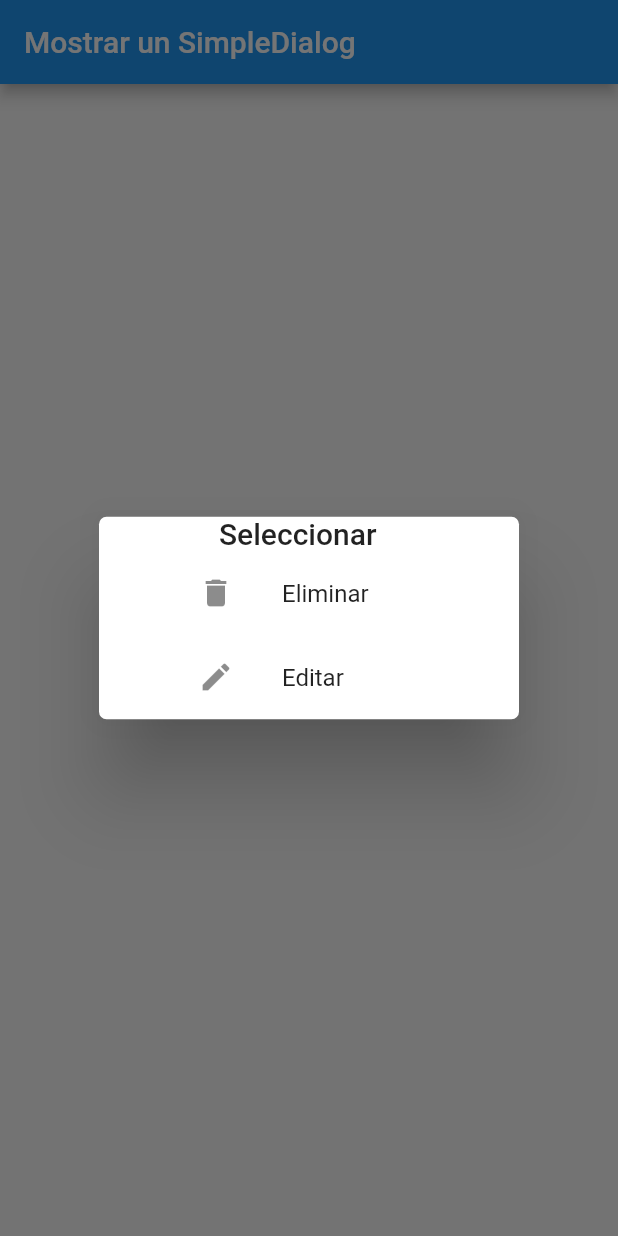
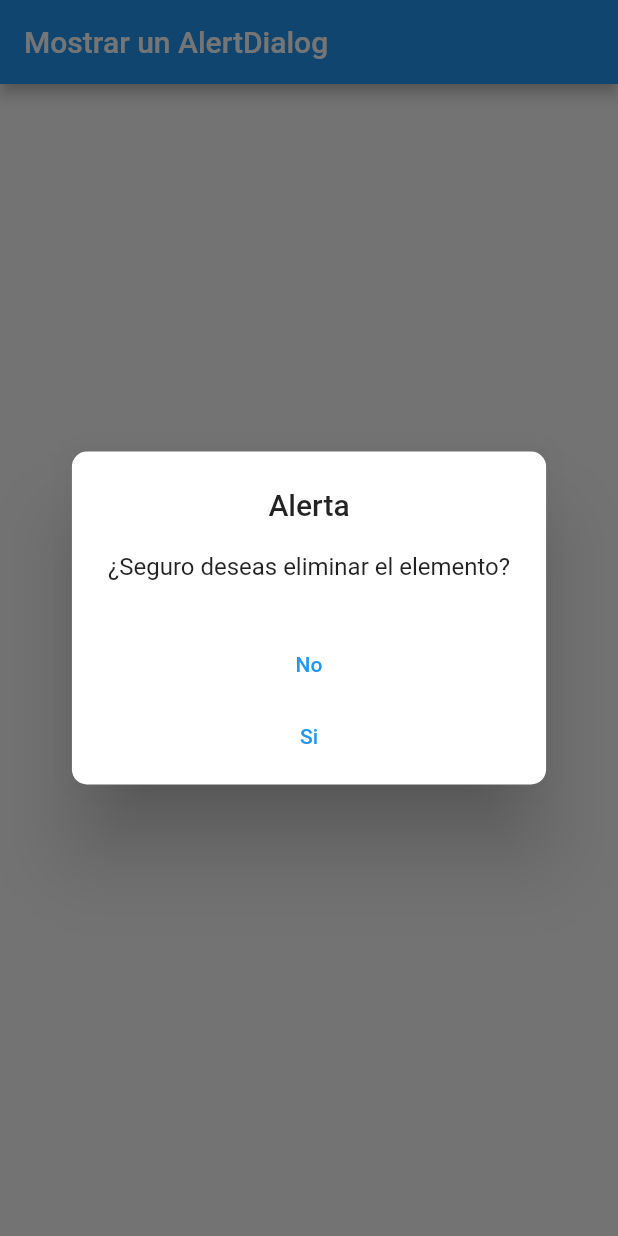
Before and after one commit to soyyjorgito/flutterapp2, a Flutter app: the screen it shows after launch, after a tap on "Mostrar", on a phone screen of 412 x 824 dp. Run offline on Flutter 3.47's test engine with Material 2 defaults, Android fonts, the phone set to English and light mode, and no system bars.

Commit message:
AlertDialog

```diff
--- a/lib/src/screens/my_home_page.dart
+++ b/lib/src/screens/my_home_page.dart
@@ -11,7 +11,7 @@ class MyHomePage extends StatelessWidget {
     return Scaffold(
       key: _scaffKey,
       appBar: AppBar(
-        title: const Text('Mostrar un SimpleDialog'),
+        title: const Text('Mostrar un AlertDialog'),
       ),
       body: Center(
           child: TextButton(
@@ -27,27 +27,30 @@ class MyHomePage extends StatelessWidget {
     showDialog(
         context: context,
         builder: (BuildContext context) {
-          return SimpleDialog(
-            title: const Text("Seleccionar"),
-            shape: RoundedRectangleBorder(borderRadius: BorderRadius.circular(5)),
-            contentPadding: const EdgeInsets.only(left:50),
-            titlePadding: const EdgeInsets.only(left:80),
+          return AlertDialog(
+           title: const Center(child: Text('Alerta')),
+            content: const Text("¿Seguro deseas eliminar el elemento?"),
+            actions: [
+              Column(
                 children: [
-              ListTile(
-                title: const Text("Eliminar"),
-                leading: const Icon(Icons.delete),
-                onTap: () {
+                  TextButton(
+                    child: const Text("No"),
+                    onPressed: () {
                       Navigator.pop(context);
                     },
                   ),
-              ListTile(
-                title: const Text("Editar"),
-                leading: const Icon(Icons.edit),
-                onTap: () {
+                  TextButton(
+                    child: const Text("Si"),
+                    onPressed: () {
                       Navigator.pop(context);
                     },
                   )
-            ]
+                ],
+              )
+            ],
+            actionsAlignment: MainAxisAlignment.center,
+            shape:
+                RoundedRectangleBorder(borderRadius: BorderRadius.circular(10)),
           );
         });
   }
```
Lines whose indentation alone changed are shown as unchanged.
